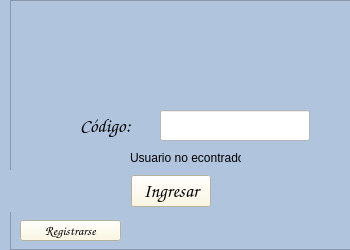
Juan961/POSM-Project, file view/ui/ingresarui.ui: the form before one commit.
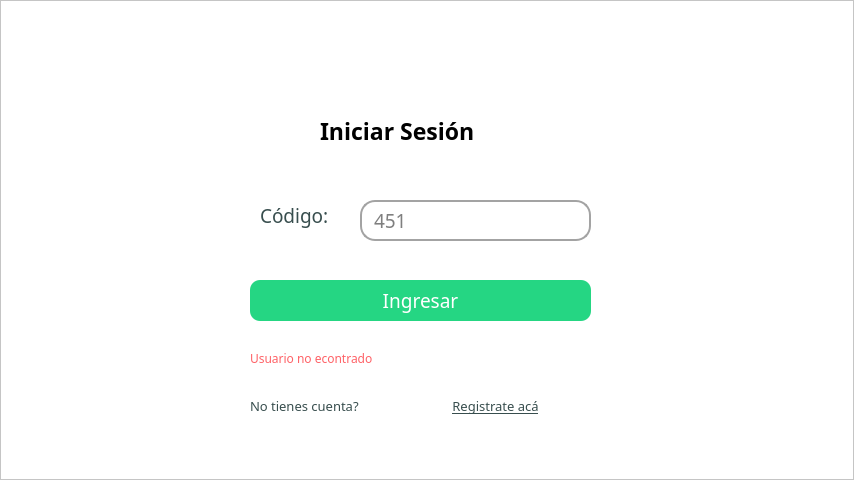
The form after the commit. Icons and pictures are not drawn.

Diff of the .ui file:
```diff
--- a/view/ui/ingresarui.ui
+++ b/view/ui/ingresarui.ui
@@ -6,24 +6,24 @@
    <rect>
     <x>0</x>
     <y>0</y>
-    <width>350</width>
-    <height>250</height>
+    <width>854</width>
+    <height>480</height>
    </rect>
   </property>
   <property name="windowTitle">
    <string>MainWindow</string>
   </property>
   <property name="styleSheet">
-   <string notr="true">background-color: rgb(176,196,222);</string>
+   <string notr="true">background-color: white;</string>
   </property>
   <widget class="QWidget" name="centralwidget">
    <widget class="QFrame" name="frame">
     <property name="geometry">
      <rect>
-      <x>10</x>
+      <x>0</x>
       <y>0</y>
-      <width>341</width>
-      <height>250</height>
+      <width>854</width>
+      <height>480</height>
      </rect>
     </property>
     <property name="frameShape">
@@ -32,42 +32,25 @@
     <property name="frameShadow">
      <enum>QFrame::Raised</enum>
     </property>
-    <widget class="QLabel" name="label_2">
-     <property name="geometry">
-      <rect>
-       <x>100</x>
-       <y>10</y>
-       <width>125</width>
-       <height>100</height>
-      </rect>
-     </property>
-     <property name="styleSheet">
-      <string notr="true">border-image: url(:/ini1/1.png);</string>
-     </property>
-     <property name="text">
-      <string>&lt;html&gt;&lt;head/&gt;&lt;body&gt;&lt;p&gt;&lt;img src=&quot;:/ini1/1.png&quot;/&gt;&lt;/p&gt;&lt;/body&gt;&lt;/html&gt;</string>
-     </property>
-    </widget>
     <widget class="QLabel" name="label">
      <property name="geometry">
       <rect>
-       <x>70</x>
-       <y>110</y>
-       <width>71</width>
+       <x>260</x>
+       <y>200</y>
+       <width>101</width>
        <height>31</height>
       </rect>
      </property>
      <property name="font">
       <font>
-       <family>Comic Sans MS</family>
+       <family>Montserrat Thin Medium</family>
        <pointsize>14</pointsize>
        <weight>50</weight>
        <bold>false</bold>
       </font>
      </property>
      <property name="styleSheet">
-      <string notr="true">
-color: rgb(0, 0, 0);</string>
+      <string notr="true">color: #384e4e;</string>
      </property>
      <property name="text">
       <string>Código:</string>
@@ -76,115 +59,153 @@
     <widget class="QPushButton" name="registrarse">
      <property name="geometry">
       <rect>
-       <x>10</x>
-       <y>220</y>
-       <width>101</width>
-       <height>21</height>
+       <x>420</x>
+       <y>390</y>
+       <width>151</width>
+       <height>31</height>
       </rect>
      </property>
      <property name="font">
       <font>
-       <family>Comic Sans MS</family>
+       <family>Montserrat Thin Medium</family>
        <pointsize>10</pointsize>
        <weight>50</weight>
        <bold>false</bold>
+       <underline>true</underline>
+       <kerning>true</kerning>
       </font>
      </property>
      <property name="styleSheet">
-      <string notr="true">background-color:rgb(255, 248, 220)</string>
+      <string notr="true">border-radius: 10px;
+color: #384e4e;
+background-color: rgb(255, 255, 255);</string>
      </property>
      <property name="text">
-      <string>Registrarse</string>
+      <string>Registrate acá</string>
      </property>
     </widget>
-    <widget class="QWidget" name="layoutWidget">
-     <property name="geometry">
-      <rect>
-       <x>0</x>
-       <y>170</y>
-       <width>321</width>
-       <height>42</height>
-      </rect>
-     </property>
-     <layout class="QHBoxLayout" name="horizontalLayout">
-      <item>
-       <spacer name="horizontalSpacer">
-        <property name="orientation">
-         <enum>Qt::Horizontal</enum>
-        </property>
-        <property name="sizeHint" stdset="0">
-         <size>
-          <width>40</width>
-          <height>20</height>
-         </size>
-        </property>
-       </spacer>
-      </item>
-      <item>
-       <widget class="QPushButton" name="ingresar">
-        <property name="font">
-         <font>
-          <family>Comic Sans MS</family>
-          <pointsize>14</pointsize>
-          <weight>50</weight>
-          <bold>false</bold>
-         </font>
-        </property>
-        <property name="styleSheet">
-         <string notr="true">background-color:rgb(255, 248, 220)</string>
-        </property>
-        <property name="text">
-         <string>Ingresar</string>
-        </property>
-       </widget>
-      </item>
-      <item>
-       <spacer name="horizontalSpacer_2">
-        <property name="orientation">
-         <enum>Qt::Horizontal</enum>
-        </property>
-        <property name="sizeHint" stdset="0">
-         <size>
-          <width>40</width>
-          <height>20</height>
-         </size>
-        </property>
-       </spacer>
-      </item>
-     </layout>
-    </widget>
     <widget class="QLineEdit" name="codigo">
      <property name="geometry">
       <rect>
-       <x>150</x>
-       <y>110</y>
-       <width>150</width>
-       <height>31</height>
+       <x>360</x>
+       <y>200</y>
+       <width>231</width>
+       <height>41</height>
       </rect>
      </property>
      <property name="font">
       <font>
-       <family>Comic Sans MS</family>
+       <family>Montserrat Thin Medium</family>
        <pointsize>14</pointsize>
       </font>
      </property>
      <property name="styleSheet">
-      <string notr="true">background-color: rgb(255, 255, 255);</string>
+      <string notr="true">background-color: rgb(255, 255, 255);
+border-radius: 15px;
+padding: 0px 10px;
+border-style: solid;
+border-width: 2px;
+border-color: #A3A3A3;</string>
+     </property>
+     <property name="placeholderText">
+      <string>451</string>
      </property>
     </widget>
     <widget class="QLabel" name="err_us">
      <property name="geometry">
       <rect>
-       <x>120</x>
-       <y>150</y>
-       <width>111</width>
+       <x>250</x>
+       <y>350</y>
+       <width>171</width>
        <height>16</height>
       </rect>
      </property>
+     <property name="font">
+      <font>
+       <family>Montserrat Thin Medium</family>
+      </font>
+     </property>
+     <property name="styleSheet">
+      <string notr="true">color: rgb(254, 97, 102);
+</string>
+     </property>
      <property name="text">
       <string>Usuario no econtrado</string>
      </property>
     </widget>
+    <widget class="QPushButton" name="ingresar">
+     <property name="geometry">
+      <rect>
+       <x>250</x>
+       <y>280</y>
+       <width>341</width>
+       <height>41</height>
+      </rect>
+     </property>
+     <property name="font">
+      <font>
+       <family>Raleway Thin</family>
+       <pointsize>14</pointsize>
+       <weight>50</weight>
+       <bold>false</bold>
+      </font>
+     </property>
+     <property name="cursor">
+      <cursorShape>PointingHandCursor</cursorShape>
+     </property>
+     <property name="styleSheet">
+      <string notr="true">background-color:#25D683;
+color: white;
+border-radius: 10px;
+</string>
+     </property>
+     <property name="text">
+      <string>Ingresar</string>
+     </property>
+    </widget>
+    <widget class="QLabel" name="label_2">
+     <property name="geometry">
+      <rect>
+       <x>320</x>
+       <y>90</y>
+       <width>191</width>
+       <height>81</height>
+      </rect>
+     </property>
+     <property name="font">
+      <font>
+       <family>Raleway Thin</family>
+       <pointsize>17</pointsize>
+       <weight>75</weight>
+       <bold>true</bold>
+      </font>
+     </property>
+     <property name="text">
+      <string>Iniciar Sesión</string>
+     </property>
+    </widget>
+    <widget class="QLabel" name="label_3">
+     <property name="geometry">
+      <rect>
+       <x>250</x>
+       <y>390</y>
+       <width>161</width>
+       <height>31</height>
+      </rect>
+     </property>
+     <property name="font">
+      <font>
+       <family>Montserrat Thin Medium</family>
+       <pointsize>10</pointsize>
+      </font>
+     </property>
+     <property name="styleSheet">
+      <string notr="true">color: #384e4e;</string>
+     </property>
+     <property name="text">
+      <string>No tienes cuenta?</string>
+     </property>
+    </widget>
    </widget>
   </widget>
  </widget>
```
Left out of the diff: 7 changed lines with no effect on the pictures.
